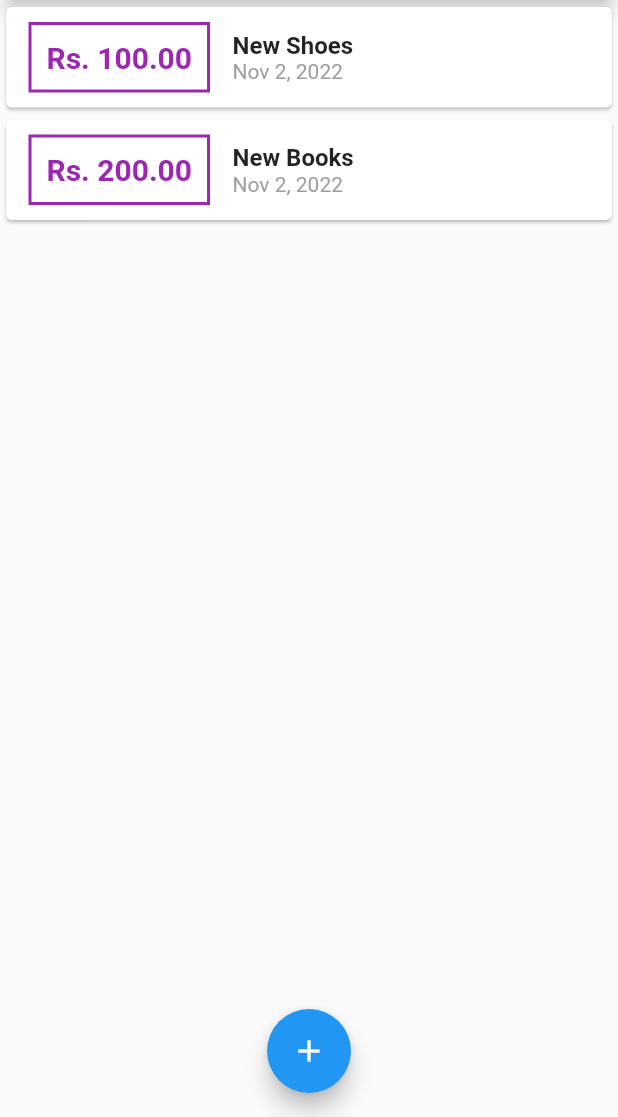
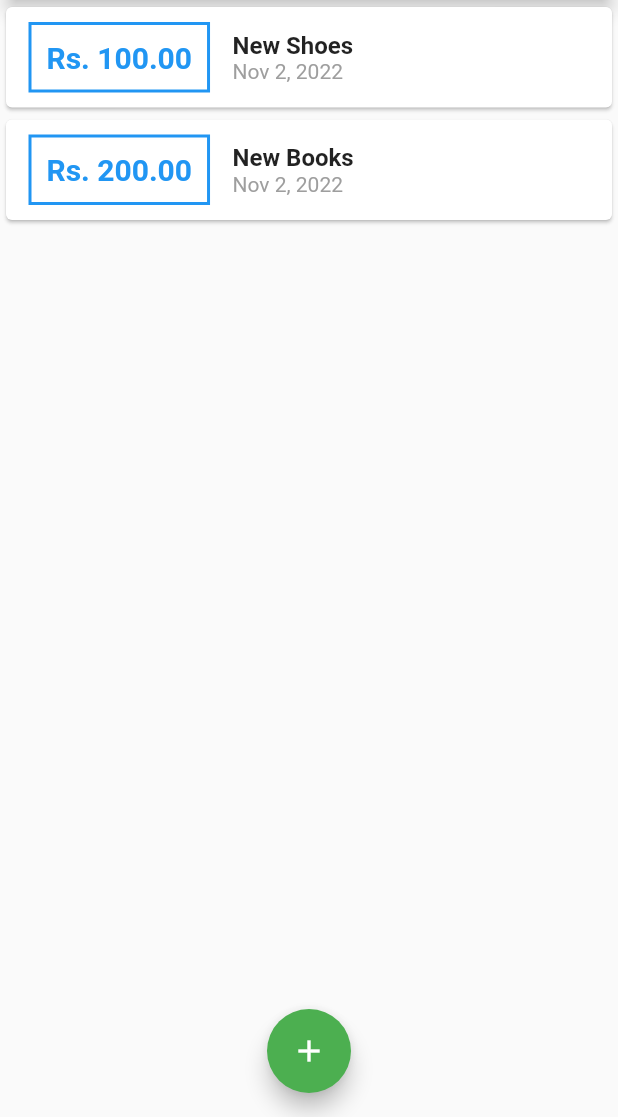
Before and after one commit to rghv932/flutter-personal-expenses-app, a Flutter app: the screen it shows after launch, on a phone screen of 412 x 824 dp, the part 119-1236 px from its top. Run offline on Flutter 3.47's test engine with Material 2 defaults, Android fonts, the phone set to English and light mode, and no system bars.

Commit message:
Theme Colors

```diff
--- a/lib/main.dart
+++ b/lib/main.dart
@@ -17,6 +17,7 @@ class MyApp extends StatelessWidget {
       title: 'Flutter - Personal Expenses App',
       theme: ThemeData(
         primarySwatch: Colors.blue,
+        colorScheme: ColorScheme.fromSwatch(accentColor: Colors.green),
       ),
       home: MyHomePage(),
     );
--- a/lib/widgets/transaction_list.dart
+++ b/lib/widgets/transaction_list.dart
@@ -24,7 +24,7 @@ class TransactionList extends StatelessWidget {
                   ),
                   decoration: BoxDecoration(
                     border: Border.all(
-                      color: Colors.purple,
+                      color: Theme.of(context).primaryColor,
                       width: 2,
                     ),
                   ),
@@ -34,7 +34,7 @@ class TransactionList extends StatelessWidget {
                     style: TextStyle(
                       fontWeight: FontWeight.bold,
                       fontSize: 20,
-                      color: Colors.purple,
+                      color: Theme.of(context).primaryColor,
                     ),
                   ),
                 ),
```
